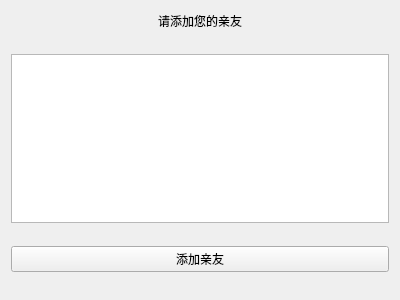
This is people.ui in Deyu-Kong/BPPN as Qt 5 draws it before an edit. The edited form follows.
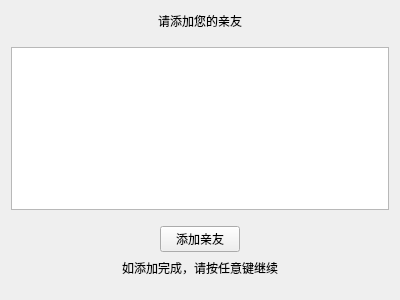
This is the edited form.

```diff
--- a/people.ui
+++ b/people.ui
@@ -81,11 +81,78 @@
     </spacer>
    </item>
    <item>
-    <widget class="QPushButton" name="pushButton">
-     <property name="text">
-      <string>添加亲友</string>
-     </property>
-    </widget>
+    <layout class="QHBoxLayout" name="horizontalLayout_2">
+     <item>
+      <spacer name="horizontalSpacer_4">
+       <property name="orientation">
+        <enum>Qt::Horizontal</enum>
+       </property>
+       <property name="sizeHint" stdset="0">
+        <size>
+         <width>40</width>
+         <height>20</height>
+        </size>
+       </property>
+      </spacer>
+     </item>
+     <item>
+      <widget class="QPushButton" name="pushButton">
+       <property name="text">
+        <string>添加亲友</string>
+       </property>
+      </widget>
+     </item>
+     <item>
+      <spacer name="horizontalSpacer_3">
+       <property name="orientation">
+        <enum>Qt::Horizontal</enum>
+       </property>
+       <property name="sizeHint" stdset="0">
+        <size>
+         <width>40</width>
+         <height>20</height>
+        </size>
+       </property>
+      </spacer>
+     </item>
+    </layout>
+   </item>
+   <item>
+    <layout class="QHBoxLayout" name="horizontalLayout_3">
+     <item>
+      <spacer name="horizontalSpacer_5">
+       <property name="orientation">
+        <enum>Qt::Horizontal</enum>
+       </property>
+       <property name="sizeHint" stdset="0">
+        <size>
+         <width>40</width>
+         <height>20</height>
+        </size>
+       </property>
+      </spacer>
+     </item>
+     <item>
+      <widget class="QLabel" name="label_2">
+       <property name="text">
+        <string>如添加完成，请按任意键继续</string>
+       </property>
+      </widget>
+     </item>
+     <item>
+      <spacer name="horizontalSpacer_6">
+       <property name="orientation">
+        <enum>Qt::Horizontal</enum>
+       </property>
+       <property name="sizeHint" stdset="0">
+        <size>
+         <width>40</width>
+         <height>20</height>
+        </size>
+       </property>
+      </spacer>
+     </item>
+    </layout>
    </item>
    <item>
     <spacer name="verticalSpacer_3">
```
